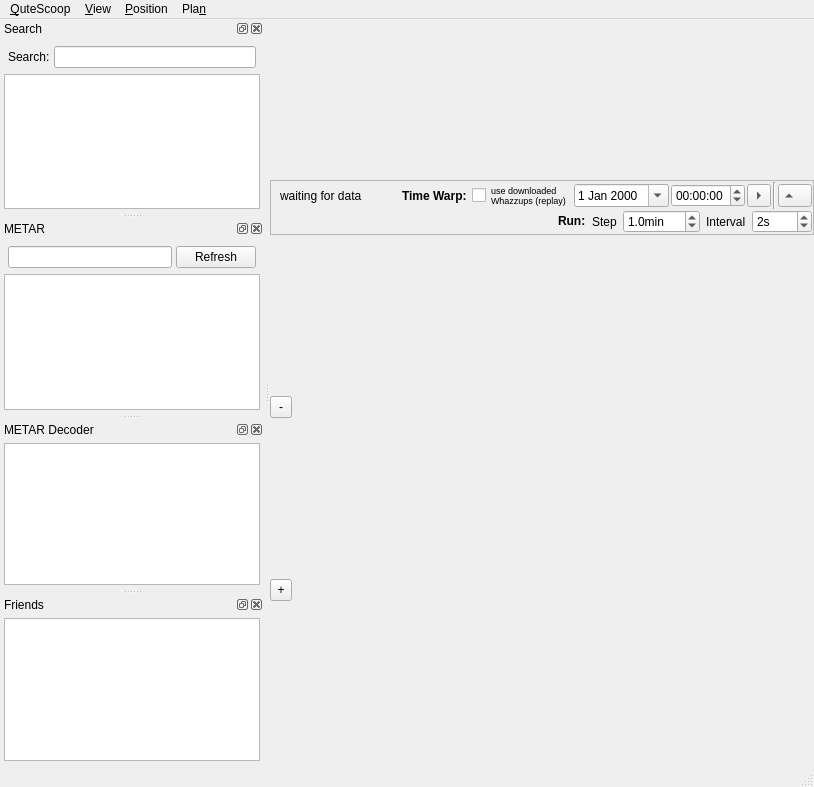
The window that QuteScoop/src/MainWindow.ui (qutescoop/qutescoop) describes before a commit, drawn with Qt 5.
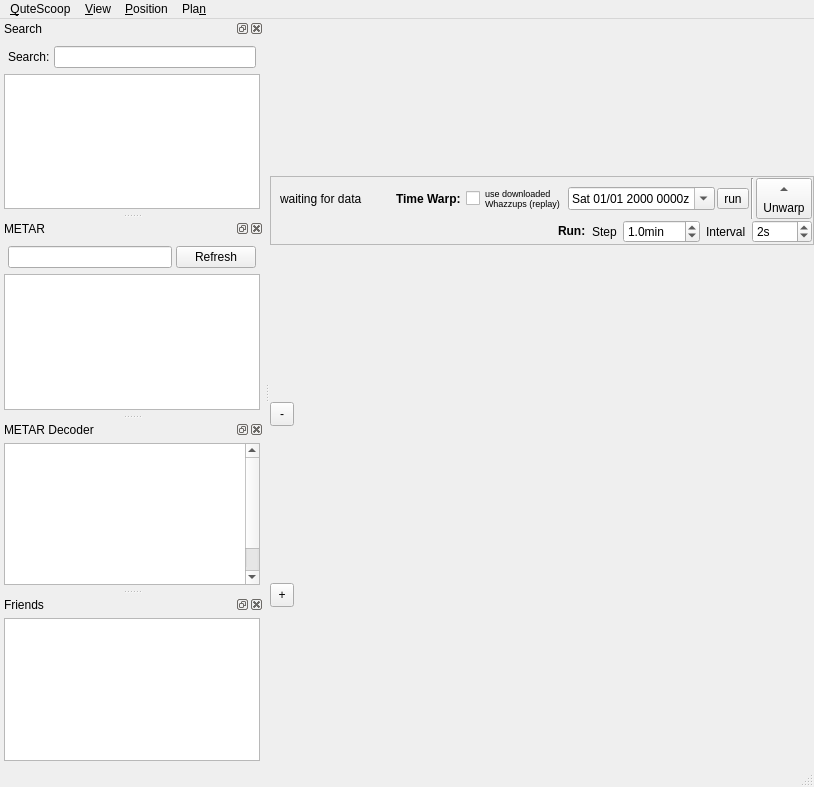
The same window after the commit. Icons and pictures are not drawn.

```diff
--- a/QuteScoop/src/MainWindow.ui
+++ b/QuteScoop/src/MainWindow.ui
@@ -103,19 +103,13 @@
           </widget>
          </item>
          <item>
-          <widget class="QDateEdit" name="datePredictTime">
-           <property name="sizePolicy">
-            <sizepolicy hsizetype="Maximum" vsizetype="Fixed">
-             <horstretch>0</horstretch>
-             <verstretch>0</verstretch>
-            </sizepolicy>
-           </property>
-           <property name="toolTip">
-            <string>Date to warp to.</string>
-           </property>
+          <widget class="QDateTimeEdit" name="dateTimePredict">
            <property name="wrapping">
             <bool>true</bool>
            </property>
+           <property name="displayFormat">
+            <string>ddd MM/dd yyyy HHmm'z'</string>
+           </property>
            <property name="calendarPopup">
             <bool>true</bool>
            </property>
@@ -124,25 +118,6 @@
            </property>
           </widget>
          </item>
-         <item>
-          <widget class="QTimeEdit" name="timePredictTime">
-           <property name="sizePolicy">
-            <sizepolicy hsizetype="Maximum" vsizetype="Fixed">
-             <horstretch>0</horstretch>
-             <verstretch>0</verstretch>
-            </sizepolicy>
-           </property>
-           <property name="toolTip">
-            <string>Time to warp to.</string>
-           </property>
-           <property name="wrapping">
-            <bool>true</bool>
-           </property>
-           <property name="accelerated">
-            <bool>true</bool>
-           </property>
-          </widget>
-         </item>
          <item>
           <widget class="QToolButton" name="tbRunPredict">
            <property name="toolTip">
@@ -151,15 +126,19 @@
            <property name="text">
             <string>run</string>
            </property>
+           <property name="icon">
+            <iconset resource="Resources.qrc">
+             <normaloff>:/icons/images/step.png</normaloff>:/icons/images/step.png</iconset>
+           </property>
+           <property name="iconSize">
+            <size>
+             <width>22</width>
+             <height>22</height>
+            </size>
+           </property>
            <property name="checkable">
             <bool>true</bool>
            </property>
-           <property name="popupMode">
-            <enum>QToolButton::InstantPopup</enum>
-           </property>
-           <property name="arrowType">
-            <enum>Qt::RightArrow</enum>
-           </property>
           </widget>
          </item>
          <item>
@@ -175,13 +154,10 @@
             <string>Exit Time Warp. Return to reality.</string>
            </property>
            <property name="text">
-            <string/>
-           </property>
-           <property name="popupMode">
-            <enum>QToolButton::InstantPopup</enum>
+            <string>Unwarp</string>
            </property>
            <property name="toolButtonStyle">
-            <enum>Qt::ToolButtonTextBesideIcon</enum>
+            <enum>Qt::ToolButtonTextUnderIcon</enum>
            </property>
            <property name="arrowType">
             <enum>Qt::UpArrow</enum>
@@ -288,7 +264,7 @@
              <number>0</number>
             </property>
             <property name="minimum">
-             <double>1.000000000000000</double>
+             <double>0.000000000000000</double>
             </property>
             <property name="maximum">
              <double>1000.000000000000000</double>
@@ -311,14 +287,14 @@
      <widget class="QToolButton" name="tbZoomOut">
       <property name="minimumSize">
        <size>
-        <width>22</width>
-        <height>22</height>
+        <width>24</width>
+        <height>24</height>
        </size>
       </property>
       <property name="maximumSize">
        <size>
-        <width>22</width>
-        <height>22</height>
+        <width>24</width>
+        <height>24</height>
        </size>
       </property>
       <property name="baseSize">
@@ -339,14 +315,14 @@
      <widget class="QToolButton" name="tbZoomIn">
       <property name="minimumSize">
        <size>
-        <width>22</width>
-        <height>22</height>
+        <width>24</width>
+        <height>24</height>
        </size>
       </property>
       <property name="maximumSize">
        <size>
-        <width>22</width>
-        <height>22</height>
+        <width>24</width>
+        <height>24</height>
        </size>
       </property>
       <property name="baseSize">
@@ -656,6 +632,12 @@
 &lt;p style=&quot;-qt-paragraph-type:empty; margin-top:0px; margin-bottom:0px; margin-left:0px; margin-right:0px; -qt-block-indent:0; text-indent:0px; font-size:8pt;&quot;&gt;&lt;/p&gt;
 &lt;p style=&quot;-qt-paragraph-type:empty; margin-top:0px; margin-bottom:0px; margin-left:0px; margin-right:0px; -qt-block-indent:0; text-indent:0px; font-size:8pt;&quot;&gt;&lt;/p&gt;
 &lt;p style=&quot;-qt-paragraph-type:empty; margin-top:0px; margin-bottom:0px; margin-left:0px; margin-right:0px; -qt-block-indent:0; text-indent:0px; font-size:8pt;&quot;&gt;&lt;/p&gt;
+&lt;p style=&quot;-qt-paragraph-type:empty; margin-top:0px; margin-bottom:0px; margin-left:0px; margin-right:0px; -qt-block-indent:0; text-indent:0px; font-size:8pt;&quot;&gt;&lt;/p&gt;
+&lt;p style=&quot;-qt-paragraph-type:empty; margin-top:0px; margin-bottom:0px; margin-left:0px; margin-right:0px; -qt-block-indent:0; text-indent:0px; font-size:8pt;&quot;&gt;&lt;/p&gt;
+&lt;p style=&quot;-qt-paragraph-type:empty; margin-top:0px; margin-bottom:0px; margin-left:0px; margin-right:0px; -qt-block-indent:0; text-indent:0px; font-size:8pt;&quot;&gt;&lt;/p&gt;
+&lt;p style=&quot;-qt-paragraph-type:empty; margin-top:0px; margin-bottom:0px; margin-left:0px; margin-right:0px; -qt-block-indent:0; text-indent:0px; font-size:8pt;&quot;&gt;&lt;/p&gt;
+&lt;p style=&quot;-qt-paragraph-type:empty; margin-top:0px; margin-bottom:0px; margin-left:0px; margin-right:0px; -qt-block-indent:0; text-indent:0px; font-size:8pt;&quot;&gt;&lt;/p&gt;
+&lt;p style=&quot;-qt-paragraph-type:empty; margin-top:0px; margin-bottom:0px; margin-left:0px; margin-right:0px; -qt-block-indent:0; text-indent:0px; font-size:8pt;&quot;&gt;&lt;/p&gt;
 &lt;p style=&quot;-qt-paragraph-type:empty; margin-top:0px; margin-bottom:0px; margin-left:0px; margin-right:0px; -qt-block-indent:0; text-indent:0px; font-family:'UnDotum'; font-size:10pt;&quot;&gt;&lt;/p&gt;
 &lt;p style=&quot;-qt-paragraph-type:empty; margin-top:0px; margin-bottom:0px; margin-left:0px; margin-right:0px; -qt-block-indent:0; text-indent:0px; font-family:'Lucida Grande'; font-size:13pt;&quot;&gt;&lt;/p&gt;&lt;/td&gt;&lt;/tr&gt;&lt;/table&gt;&lt;/body&gt;&lt;/html&gt;</string>
        </property>
```
Left out of the diff: 64 changed lines with no effect on the pictures.
